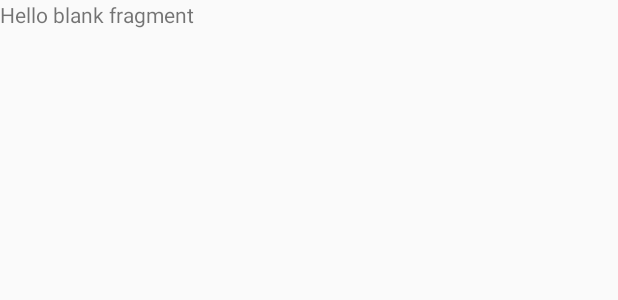
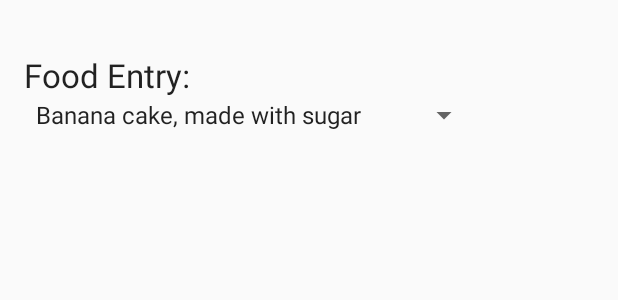
Before and after one commit to lcoh817/BloodSugarSimulator, an Android app: the layout fragment_data_entry.xml on its own in the app's theme, with its tools: preview values and no code run, on a phone screen of 412 x 824 dp. Shown: the top 300 px of the screen. Run offline under Robolectric (Android 15) with nearby library versions, the phone set to English and light mode, and no system bars.

Commit message:
Added same layout from fragment_main to fragment_data_entry.xml .

```diff
--- a/app/src/main/java/com/lancecohen/bloodsugarsimulator/DataEntryFragment.java
+++ b/app/src/main/java/com/lancecohen/bloodsugarsimulator/DataEntryFragment.java
@@ -3,7 +3,7 @@ package com.lancecohen.bloodsugarsimulator;
 import android.app.Activity;
 import android.net.Uri;
 import android.os.Bundle;
-import android.app.Fragment;
+import android.support.v4.app.Fragment;
 import android.view.LayoutInflater;
 import android.view.View;
 import android.view.ViewGroup;
@@ -74,22 +74,7 @@ public class DataEntryFragment extends Fragment {
         }
     }
 
-    @Override
-    public void onAttach(Activity activity) {
-        super.onAttach(activity);
-        try {
-            mListener = (OnFragmentInteractionListener) activity;
-        } catch (ClassCastException e) {
-            throw new ClassCastException(activity.toString()
-                    + " must implement OnFragmentInteractionListener");
-        }
-    }
 
-    @Override
-    public void onDetach() {
-        super.onDetach();
-        mListener = null;
-    }
 
     /**
      * This interface must be implemented by activities that contain this
--- a/app/src/main/res/layout/fragment_data_entry.xml
+++ b/app/src/main/res/layout/fragment_data_entry.xml
@@ -1,10 +1,33 @@
-<FrameLayout xmlns:android="http://schemas.android.com/apk/res/android"
+<RelativeLayout xmlns:android="http://schemas.android.com/apk/res/android"
     xmlns:tools="http://schemas.android.com/tools" android:layout_width="match_parent"
-    android:layout_height="match_parent"
-    tools:context="com.lancecohen.bloodsugarsimulator.DataEntryFragment">
+    android:layout_height="match_parent" android:paddingLeft="@dimen/activity_horizontal_margin"
+    android:paddingRight="@dimen/activity_horizontal_margin"
+    android:paddingTop="@dimen/activity_vertical_margin"
+    android:paddingBottom="@dimen/activity_vertical_margin"
+    >
 
-    <!-- TODO: Update blank fragment layout -->
-    <TextView android:layout_width="match_parent" android:layout_height="match_parent"
-        android:text="@string/hello_blank_fragment" />
+    <TextView android:id="@+id/section_label" android:layout_width="wrap_content"
+        android:layout_height="wrap_content" />
 
-</FrameLayout>
+    <TextView
+        android:layout_width="wrap_content"
+        android:layout_height="wrap_content"
+        android:textAppearance="?android:attr/textAppearanceLarge"
+        android:text="Food Entry:"
+        android:id="@+id/foodEntryLabel"
+        android:layout_below="@+id/section_label"
+        android:layout_toRightOf="@+id/section_label"
+        android:layout_toEndOf="@+id/section_label" />
+
+    <Spinner
+        android:layout_width="wrap_content"
+        android:layout_height="wrap_content"
+        android:id="@+id/foodEntryspinner"
+        android:layout_below="@+id/foodEntryLabel"
+        android:layout_toRightOf="@+id/section_label"
+        android:layout_toEndOf="@+id/section_label"
+        android:spinnerMode="dropdown"
+        android:entries="@array/FoodList"
+        />
+
+</RelativeLayout>
```
